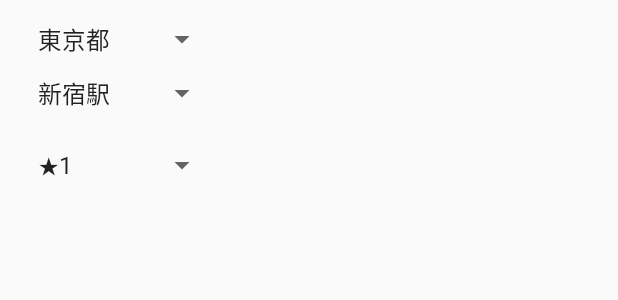
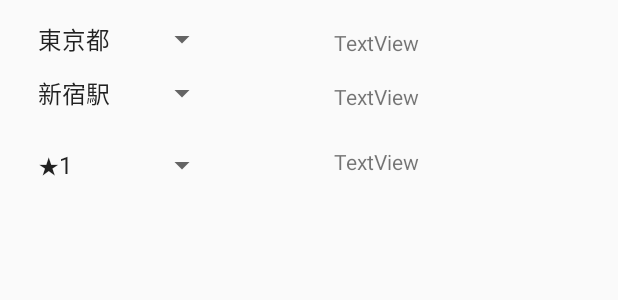
Before and after one commit to h-matsuo/hackathon_2017_colopl, an Android app: the layout fragment2_main.xml on its own in the app's theme, with its tools: preview values and no code run, on a phone screen of 412 x 824 dp. Shown: the top 300 px of the screen. Run offline under Robolectric (Android 15) with nearby library versions, the phone set to English and light mode, and no system bars.

Commit message:
あと4h8m

```diff
--- a/MyApplication/app/src/main/java/com/example/stamprally/SpotDetailActivity.java
+++ b/MyApplication/app/src/main/java/com/example/stamprally/SpotDetailActivity.java
@@ -2,6 +2,7 @@ package com.example.stamprally;
 
 import android.app.Activity;
 import android.content.Intent;
+import android.graphics.Bitmap;
 import android.os.Bundle;
 import android.util.Log;
 import android.widget.ImageView;
@@ -15,7 +16,7 @@ public class SpotDetailActivity extends Activity {
     TextView textUserName,textDescription,textSpotName;
 
     String userName,description,spotName;
-    int[]images;
+    Bitmap image;
     ImageView imageView;
     @Override
     protected void onCreate(Bundle savedInstanceState) {
@@ -31,6 +32,7 @@ public class SpotDetailActivity extends Activity {
         textUserName.setText(userName);
         textSpotName.setText(spotName);
         textDescription.setText(description);
+        imageView.setImageBitmap(image);
 
     }
 
@@ -40,7 +42,7 @@ public class SpotDetailActivity extends Activity {
             spotName=intent.getStringExtra("setuden.spotName");
             userName=intent.getStringExtra("setuden.userName");
             description=intent.getStringExtra("setuden.description");
-            images=intent.getIntArrayExtra("setuden.images");
+            image=(Bitmap)intent.getParcelableExtra("setuden.images");
         }
     }
 }
--- a/MyApplication/app/src/main/res/layout/fragment2_main.xml
+++ b/MyApplication/app/src/main/res/layout/fragment2_main.xml
@@ -47,4 +47,33 @@
         android:layout_alignParentLeft="true"
         android:layout_alignParentStart="true" />
 
+    <TextView
+        android:id="@+id/textView2"
+        android:layout_width="wrap_content"
+        android:layout_height="wrap_content"
+        android:layout_above="@+id/spinner4"
+        android:layout_marginLeft="77dp"
+        android:layout_marginStart="77dp"
+        android:layout_toEndOf="@+id/spinner3"
+        android:layout_toRightOf="@+id/spinner3"
+        android:text="TextView" />
+
+    <TextView
+        android:id="@+id/textView4"
+        android:layout_width="wrap_content"
+        android:layout_height="wrap_content"
+        android:layout_above="@+id/spinner5"
+        android:layout_alignLeft="@+id/textView2"
+        android:layout_alignStart="@+id/textView2"
+        android:text="TextView" />
+
+    <TextView
+        android:id="@+id/textView5"
+        android:layout_width="wrap_content"
+        android:layout_height="wrap_content"
+        android:layout_alignEnd="@+id/textView4"
+        android:layout_alignRight="@+id/textView4"
+        android:layout_alignTop="@+id/spinner5"
+        android:text="TextView" />
+
 </RelativeLayout>
--- a/MyApplication/app/src/main/res/layout/fragment_main.xml
+++ b/MyApplication/app/src/main/res/layout/fragment_main.xml
@@ -18,7 +18,9 @@
         android:layout_width="wrap_content"
         android:layout_height="wrap_content"
         android:layout_alignRight="@+id/spinner2"
-        android:layout_alignEnd="@+id/spinner2" />
+        android:layout_alignEnd="@+id/spinner2"
+        android:layout_toRightOf="@+id/textView1"
+        android:layout_toEndOf="@+id/textView1" />
 
     <Spinner
         android:id="@+id/spinner2"
```
Also changed, not shown: MyApplication/app/src/main/java/com/example/stamprally/Placeholder2Fragment.java (+19 -1 lines), MyApplication/app/src/main/java/com/example/stamprally/PlaceholderFragment.java (+5 -3 lines).
